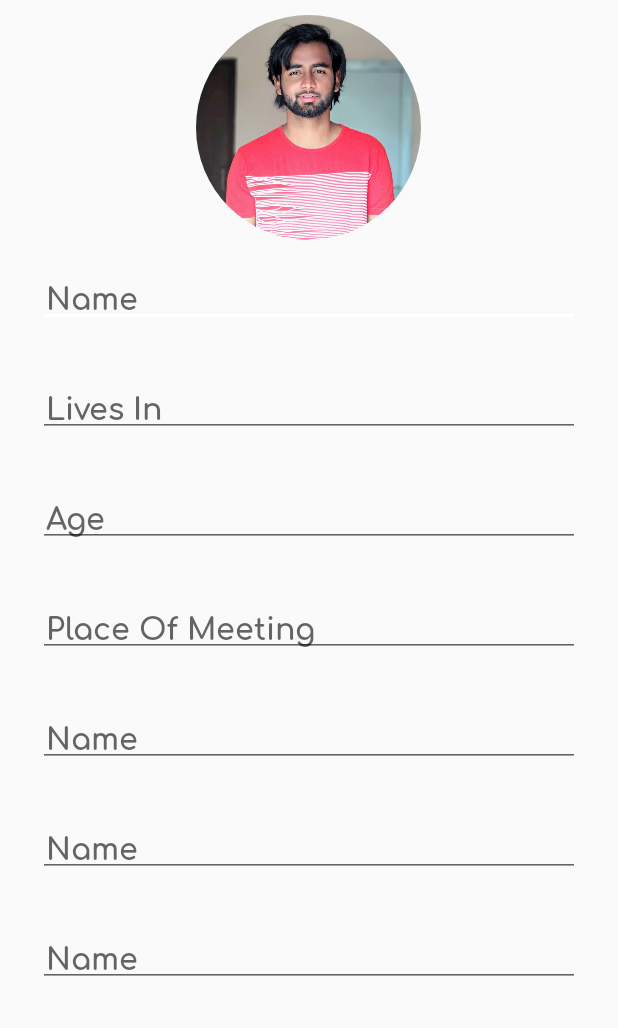
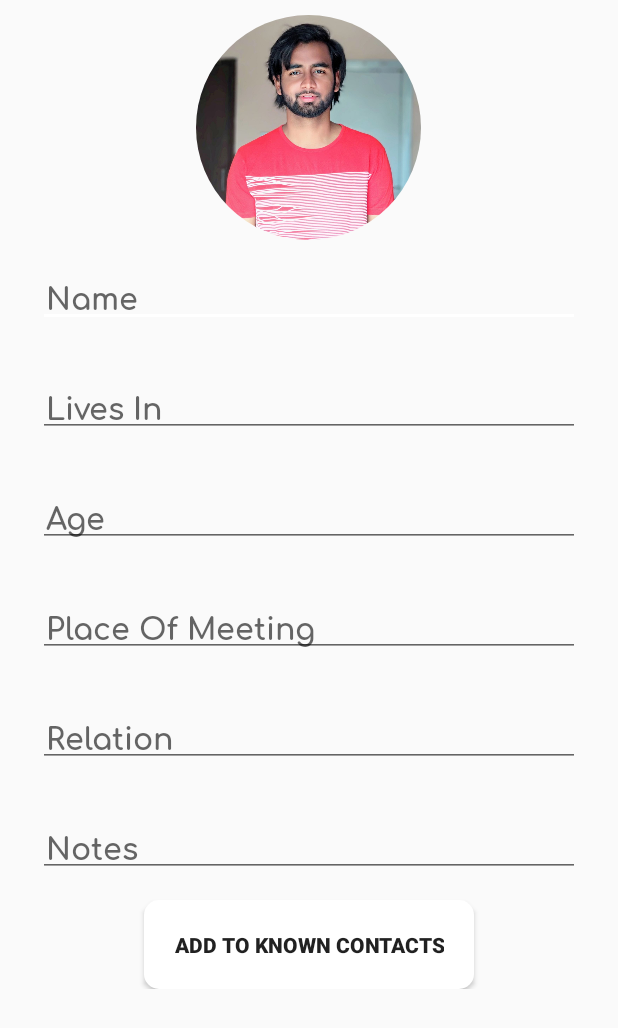
Before and after one commit to rahularity/No-Alzheimer, an Android app: the AddPerson screen opened directly, with no data from a screen before it, on a phone screen of 412 x 824 dp. Shown: the top 1028 px of the screen. Run offline under Robolectric (Android 15) with nearby library versions, the phone set to English and light mode, and no system bars; our stand-ins replace CircleImageView; 1 statement that could not run was skipped.

Commit message:
Android Application Face Detection implemented

```diff
--- a/android/NoZimers/app/src/main/java/com/ithought/rahul/nozimers/AddPerson.java
+++ b/android/NoZimers/app/src/main/java/com/ithought/rahul/nozimers/AddPerson.java
@@ -1,97 +1,167 @@
 package com.ithought.rahul.nozimers;
 
+import android.app.ProgressDialog;
+import android.content.Context;
 import android.content.Intent;
+import android.content.SharedPreferences;
 import android.graphics.Bitmap;
+import android.graphics.BitmapFactory;
 import android.support.v7.app.AppCompatActivity;
 import android.os.Bundle;
+import android.util.Log;
 import android.view.View;
 import android.widget.Button;
 import android.widget.EditText;
-import com.kosalgeek.genasync12.AsyncResponse;
-import com.kosalgeek.genasync12.PostResponseAsyncTask;
+import android.widget.ProgressBar;
+import android.widget.Toast;
+import com.kairos.Kairos;
+import com.kairos.KairosListener;
+import org.json.JSONException;
+import org.json.JSONObject;
+
+import java.io.UnsupportedEncodingException;
 import java.text.DateFormat;
 import java.util.Date;
 import java.util.HashMap;
+import java.util.Iterator;
+import java.util.Map;
 
 public class AddPerson extends AppCompatActivity {
+    private HashMap<String , String> Data;
+    private EditText mContactName,mContactLivesIn,mContactAge,mContactPlace,mContactRelation,mContactNotes;
+    private Button mContactSubmit;
+    private String mName,mLivesIn,mAge,mPlace,mRelation,mNotes;
+    private Bitmap photo;
+    private Kairos myKairos;
+    private KairosListener listener;
+    private static final String galleryId  = "MyGallery";
+    private ProgressDialog progress;
+    private String temp;
 
-    private EditText livesIn, age, place, time, relation, notes, naam;
-    private Button submit;
-    private String naamm,livee,agee,placee,timee,relationn,notess,temp;
-    private Bitmap photo;
 
     @Override
     protected void onCreate(Bundle savedInstanceState) {
         super.onCreate(savedInstanceState);
         setContentView(R.layout.activity_add_person);
 
-        naam = (EditText)findViewById(R.id.nishant);
-        livesIn = (EditText)findViewById(R.id.livesIn);
-        age = (EditText)findViewById(R.id.age);
-        place = (EditText)findViewById(R.id.PlaceOfMeeting);
-        time = (EditText)findViewById(R.id.Time);
-        relation = (EditText)findViewById(R.id.Relation);
-        notes = (EditText)findViewById(R.id.Notes);
-        submit = (Button)findViewById(R.id.submit);
 
+        init();
 
         String currentDateTimeString = DateFormat.getDateTimeInstance().format(new Date());
         // textView is the TextView view that should display it
 
-        time.setText(currentDateTimeString);
+        byte[] byteArray = getIntent().getByteArrayExtra("pic");
+        photo = BitmapFactory.decodeByteArray(byteArray, 0, byteArray.length);
+
+        listener = new KairosListener() {
+            @Override
+            public void onSuccess(String response) {
+                // your code here!
+                Log.d("KAIROS DEMO", response);
 
 
-        temp = getIntent().getStringExtra("pic");
+                Toast.makeText(AddPerson.this,response,Toast.LENGTH_LONG).show();
+
+                progress.dismiss();
+                Intent i = new Intent(AddPerson.this, MainActivity.class);
+                startActivity(i);
+                finish();
+
+            }
+
+            @Override
+            public void onFail(String response) {
+                // your code here!
+                Log.d("KAIROS DEMO", response);
+            }
+        };
 
 
-        submit.setOnClickListener(new View.OnClickListener() {
+        // instantiate a new kairos instance
+        myKairos = new Kairos();
+        // set authentication
+        String app_id = "21a46ffd";
+        String api_key = "aae746902a1c58b9e658e9f118fc7528";
+        myKairos.setAuthentication(this, app_id, api_key);
+
+
+        mContactSubmit.setOnClickListener(new View.OnClickListener() {
             @Override
             public void onClick(View v) {
 
-                naamm = naam.getText().toString();
-                livee = livesIn.getText().toString();
-                agee = age.getText().toString();
-                placee = place.getText().toString();
-                timee = time.getText().toString();
-                relationn = relation.getText().toString();
-                notess = notes.getText().toString();
+                mName = mContactName.getText().toString();
+                mLivesIn = mContactLivesIn.getText().toString();
+                mAge = mContactAge.getText().toString();
+                mPlace = mContactPlace.getText().toString();
+                mRelation = mContactRelation.getText().toString();
+                mNotes = mContactNotes.getText().toString();
 
-
-                HashMap postData = new HashMap();
-                postData.put("image", temp);
-                postData.put("name",naamm);
-                postData.put("livesIn",livee);
-                postData.put("age",agee);
-                postData.put("placeOfMeeting",placee);
-                postData.put("timeOfMeeting",timee);
-                postData.put("relation",relationn);
-                postData.put("notes",notess);
-
-                String url = "http://192.168.4.152:5000/saveprofile/";
-
-
-                PostResponseAsyncTask readTask = new PostResponseAsyncTask(AddPerson.this, postData, new AsyncResponse() {
-                    @Override
-                    public void processFinish(String s) {
-
-                        Intent i = new Intent(AddPerson.this,MainActivity.class);
-                        startActivity(i);
-                        finish();
-
-                    }
-                });
-                readTask.execute(url);
-
+//                HashMap postData = new HashMap();
+//                /*postData.put("image", temp);*/
+//                postData.put("name",mName);
+//                postData.put("livesIn",mLivesIn);
+//                postData.put("age",mAge);
+//                postData.put("placeOfMeeting",mPlace);
+//                postData.put("relation",mRelation);
+//                postData.put("notes",mNotes);
+//
+//                String url = "http://192.168.4.152:5000/saveprofile/";
+//
+//
+//                PostResponseAsyncTask readTask = new PostResponseAsyncTask(AddPerson.this, postData, new AsyncResponse() {
+//                    @Override
+//                    public void processFinish(String s) {
+//
+//                        Intent i = new Intent(AddPerson.this,MainActivity.class);
+//                        startActivity(i);
+//                        finish();
+//
+//                    }
+//                });
+//                readTask.execute(url);
+                submitPerson();
             }
         });
 
+    }
+
+    private void init() {
+        mContactName = (EditText)findViewById(R.id.contactName);
+        mContactLivesIn = (EditText)findViewById(R.id.contactLivesIn);
+        mContactAge = (EditText)findViewById(R.id.contactAge);
+        mContactPlace = (EditText)findViewById(R.id.contactPlace);
+        mContactRelation = (EditText)findViewById(R.id.contactRelation);
+        mContactNotes = (EditText)findViewById(R.id.contactNotes);
+        mContactSubmit = (Button)findViewById(R.id.contactSubmit);
+        progress = new ProgressDialog(this);
+
+    }
+
+    private void submitPerson() {
+
+        progress.show();
+        progress.setMessage("Saving person to the database. Please wait.");
+
+        String subjectId = mName;
+        String galleryId = "MyGallery";
+        String selector = "FULL";
+        String multipleFaces = "false";
+        String minHeadScale = "0.25";
+        try {
+            myKairos.listGalleries(listener);
+            myKairos.enroll(photo,
+                    subjectId,
+                    galleryId,
+                    selector,
+                    multipleFaces,
+                    minHeadScale,
+                    listener);
+        } catch (JSONException e) {
+            e.printStackTrace();
+        } catch (UnsupportedEncodingException e) {
+            e.printStackTrace();
+        }
+    }
 
 
-
-
-
-
-
-
-    }
 }
--- a/android/NoZimers/app/src/main/res/layout/activity_add_person.xml
+++ b/android/NoZimers/app/src/main/res/layout/activity_add_person.xml
@@ -6,6 +6,7 @@
     android:layout_height="match_parent"
     android:orientation="vertical"
     tools:context="com.ithought.rahul.nozimers.AddPerson">
+
 
     <ScrollView
         android:layout_width="match_parent"
@@ -20,6 +21,7 @@
 
 
             <de.hdodenhof.circleimageview.CircleImageView
+                android:id="@+id/contactImage"
                 android:layout_width="150dp"
                 android:layout_height="150dp"
                 android:src="@drawable/rahul"
@@ -27,7 +29,7 @@
 
 
             <EditText
-                    android:id="@+id/name_contact"
+                android:id="@+id/contactName"
                 android:layout_width="match_parent"
                 android:layout_height="wrap_content"
                 android:hint="Name"
@@ -38,7 +40,7 @@
                 android:layout_margin="15dp"/>
 
             <EditText
-                android:id="@+id/livesIn_contact"
+                android:id="@+id/contactLivesIn"
                 android:layout_width="match_parent"
                 android:layout_height="wrap_content"
                 android:hint="Lives In"
@@ -49,7 +51,7 @@
                 android:layout_margin="15dp"/>
 
             <EditText
-                android:id="@+id/age_contact"
+                android:id="@+id/contactAge"
                 android:layout_width="match_parent"
                 android:layout_height="wrap_content"
                 android:hint="Age"
@@ -60,7 +62,7 @@
                 android:layout_margin="15dp"/>
 
             <EditText
-                android:id="@+id/placeOfMeeting_contact"
+                android:id="@+id/contactPlace"
                 android:layout_width="match_parent"
                 android:layout_height="wrap_content"
                 android:hint="Place Of Meeting"
@@ -70,33 +72,35 @@
                 android:layout_margin="15dp"/>
 
             <EditText
+                android:id="@+id/contactRelation"
                 android:layout_width="match_parent"
                 android:layout_height="wrap_content"
-                android:hint="Name"
+                android:hint="Relation"
                 android:padding="5dp"
                 android:textSize="20sp"
                 android:fontFamily="@font/comfortaa_bold"
                 android:layout_margin="15dp"/>
 
             <EditText
+                android:id="@+id/contactNotes"
                 android:layout_width="match_parent"
                 android:layout_height="wrap_content"
-                android:hint="Name"
+                android:hint="Notes"
                 android:padding="5dp"
                 android:textSize="20sp"
                 android:fontFamily="@font/comfortaa_bold"
                 android:layout_margin="15dp"/>
 
-            <EditText
-                android:layout_width="match_parent"
+            <Button
+                android:id="@+id/contactSubmit"
+                android:layout_marginBottom="0dp"
+                android:background="@drawable/look"
+                android:layout_width="wrap_content"
+                android:padding="20dp"
+                android:layout_gravity="center"
                 android:layout_height="wrap_content"
-                android:hint="Name"
-                android:padding="5dp"
-                android:textSize="20sp"
-                android:fontFamily="@font/comfortaa_bold"
-                android:layout_margin="15dp"/>
-
-
+                android:text="Add to known contacts"
+                android:textStyle="bold"/>
 
 
 
@@ -105,84 +109,6 @@
     </ScrollView>
 
 
-    <LinearLayout
-        android:id="@+id/profileLayout"
-        android:orientation="vertical"
-        android:layout_width="match_parent"
-        android:layout_below="@+id/profilePicLayout"
-        android:layout_height="wrap_content"
-        android:layout_marginLeft="60dp"
-        android:layout_marginRight="60dp">
-
-
-
-
-
-
-
-
-
-
-
-
-
-        <android.support.design.widget.TextInputLayout
-            android:layout_width="wrap_content"
-            android:layout_height="0dp"
-            android:layout_weight="1"
-            android:layout_gravity="center_horizontal"
-            app:hintTextAppearance="@style/FloatingLabelStyle">
-
-            <EditText
-                android:id="@+id/Time"
-                android:layout_width="wrap_content"
-                android:layout_height="wrap_content"
-                android:ems="25"
-                android:hint="Time Of Meeting" />
-        </android.support.design.widget.TextInputLayout>
-
-        <android.support.design.widget.TextInputLayout
-            android:layout_width="wrap_content"
-            android:layout_height="0dp"
-            android:layout_weight="1"
-            android:layout_gravity="center_horizontal"
-            app:hintTextAppearance="@style/FloatingLabelStyle">
-
-            <EditText
-                android:id="@+id/Relation"
-                android:layout_width="wrap_content"
-                android:layout_height="wrap_content"
-                android:ems="25"
-                android:hint="Relation" />
-        </android.support.design.widget.TextInputLayout>
-
-        <android.support.design.widget.TextInputLayout
-            android:layout_width="wrap_content"
-            android:layout_height="0dp"
-            android:layout_weight="1"
-            android:layout_gravity="center_horizontal"
-            app:hintTextAppearance="@style/FloatingLabelStyle">
-
-            <EditText
-                android:id="@+id/Notes"
-                android:layout_width="wrap_content"
-                android:layout_height="wrap_content"
-                android:ems="25"
-                android:hint="Notes" />
-        </android.support.design.widget.TextInputLayout>
-
-
-
 
 
 </LinearLayout>
-
-    <Button
-        android:layout_margin="25dp"
-        android:layout_width="wrap_content"
-        android:layout_height="wrap_content"
-        android:id="@+id/submit"
-        android:text="Submit"
-        android:layout_gravity="center_horizontal"/>
-
-    </LinearLayout>
--- a/android/NoZimers/build.gradle
+++ b/android/NoZimers/build.gradle
@@ -11,6 +11,7 @@ buildscript {
 
         // NOTE: Do not place your application dependencies here; they belong
         // in the individual module build.gradle files
+        classpath 'com.google.gms:google-services:3.1.1'
     }
 }
 
```
Also changed, not shown: android/NoZimers/app/build.gradle (+15 -4 lines), android/NoZimers/app/src/main/java/com/ithought/rahul/nozimers/Api.java (added, +24 -0 lines), android/NoZimers/app/src/main/java/com/ithought/rahul/nozimers/AssistantActivity.java (+8 -11 lines), android/NoZimers/app/src/main/java/com/ithought/rahul/nozimers/MainActivity.java (+91 -44 lines), android/NoZimers/app/src/main/java/com/ithought/rahul/nozimers/RetrofitClient.java (added, +31 -0 lines), android/NoZimers/app/libs/KairosSDK.jar (added), 1 other file. Lines whose indentation alone changed are shown as unchanged.
